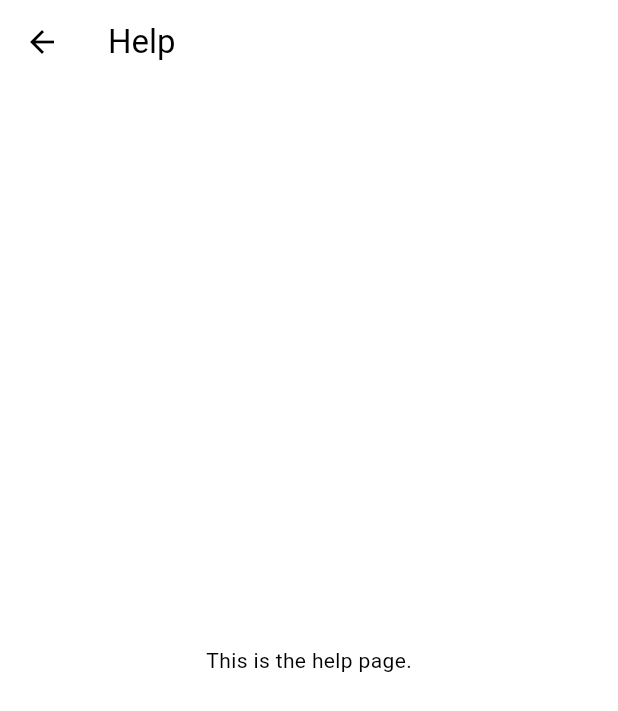
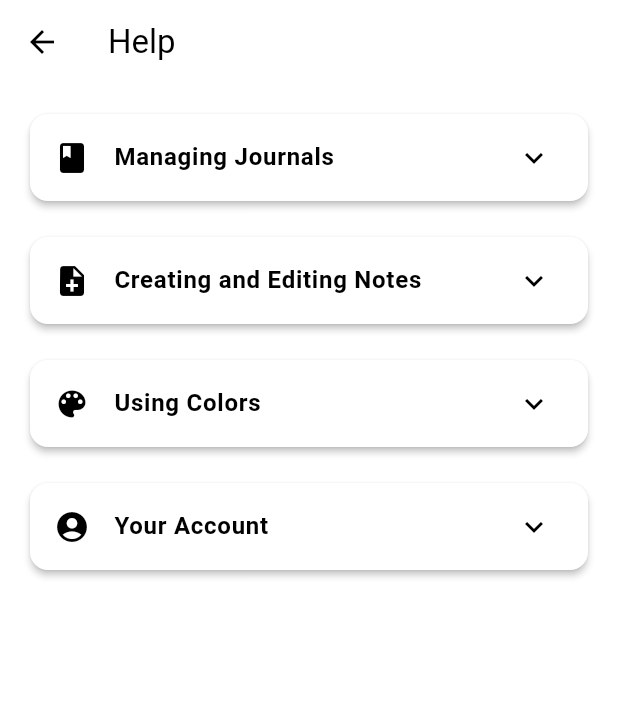
Before and after one commit to Stanworld80/Colors_Notes, a Flutter app: the HelpPage screen opened by its route, on a phone screen of 412 x 824 dp. Shown: the top 711 px of the screen. Run offline on Flutter 3.47's test engine with Material 3 defaults, Android fonts, the phone set to English and light mode, and no system bars; our stand-ins replace cloud_firestore, firebase_analytics, firebase_auth, firebase_core, flutter_colorpicker, flutter_markdown_plus and 5 more; missing offline and left inert: flutter_cookie_consent; accounts and stored records are empty; generated files the repository leaves out were written again.

Commit message:
feat: Enhance HelpPage with detailed topics
This commit redesigns the `HelpPage` to provide structured and detailed information to the user.

- The previously empty `HelpPage` is now populated with a `ListView` of expandable help topics.
- A new `HelpTopic` widget has been created, which displays a title, an icon, and collapsible content within a `Card`.
- Added four initial help topics:
  - Managing Journals
  - Creating and Editing Notes
  - Using Colors
  - Your Account
- Each topic provides concise instructions on how to use the respective feature.

```diff
--- a/lib/screens/help_page.dart
+++ b/lib/screens/help_page.dart
@@ -1,18 +1,82 @@
 import 'package:flutter/material.dart';
 
 class HelpPage extends StatelessWidget {
-
   const HelpPage({super.key});
 
   @override
   Widget build(BuildContext context) {
     return Scaffold(
       appBar: AppBar(
-        title: Text('Help'),
+        title: const Text('Help'),
       ),
-      body: Center(
-        child: Text('This is the help page.'),
+      body: ListView(
+        padding: const EdgeInsets.all(16.0),
+        children: const [
+          HelpTopic(
+            title: 'Managing Journals',
+            icon: Icons.book,
+            content:
+                'Journals are like notebooks where you can group your notes.\n\n'
+                'To create a new journal, go to the Journal Management screen and tap the "Add" button.\n\n'
+                'You can rename or delete journals from the same screen with a long press on the journal entry.',
+          ),
+          SizedBox(height: 16),
+          HelpTopic(
+            title: 'Creating and Editing Notes',
+            icon: Icons.note_add,
+            content:
+                'To create a new note, open a journal and tap the "Add" button.\n\n'
+                'Write your thoughts, ideas, or anything you want to remember.\n\n'
+                'Your notes are saved automatically as you type. To go back, use the back arrow.',
+          ),
+          SizedBox(height: 16),
+          HelpTopic(
+            title: 'Using Colors',
+            icon: Icons.color_lens,
+            content:
+                'You can assign a color to each note to categorize or prioritize them.\n\n'
+                'When creating or editing a note, tap on the color palette icon to choose a color that best fits your note.',
+          ),
+          SizedBox(height: 16),
+          HelpTopic(
+            title: 'Your Account',
+            icon: Icons.account_circle,
+            content:
+                'Your notes are securely stored and synced across your devices with your account.\n\n'
+                'You can sign out from the options menu in the app bar. This will take you back to the sign-in screen.',
+          ),
+        ],
       ),
     );
   }
 }
+
+class HelpTopic extends StatelessWidget {
+  final String title;
+  final IconData icon;
+  final String content;
+
+  const HelpTopic({
+    super.key,
+    required this.title,
+    required this.icon,
+    required this.content,
+  });
+
+  @override
+  Widget build(BuildContext context) {
+    return Card(
+      elevation: 2.0,
+      child: ExpansionTile(
+        leading: Icon(icon),
+        title: Text(title, style: const TextStyle(fontWeight: FontWeight.bold)),
+        children: [
+          Padding(
+            padding: const EdgeInsets.all(16.0),
+            child: Text(content),
+          ),
+        ],
+      ),
+    );
+  }
+}
```
